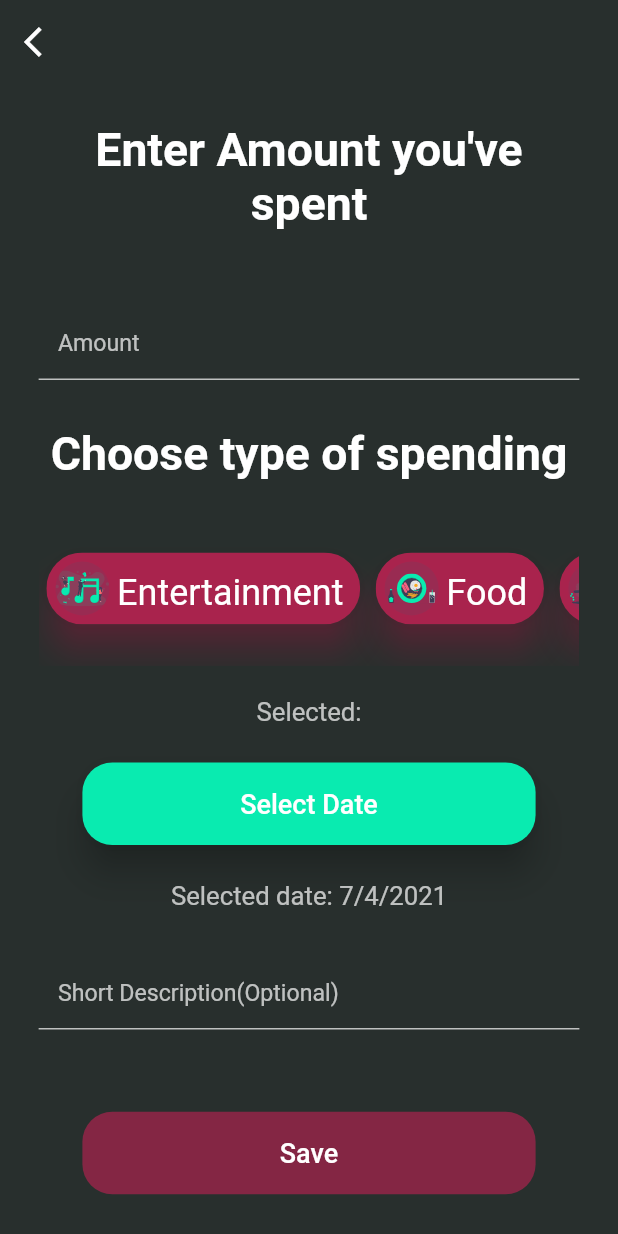
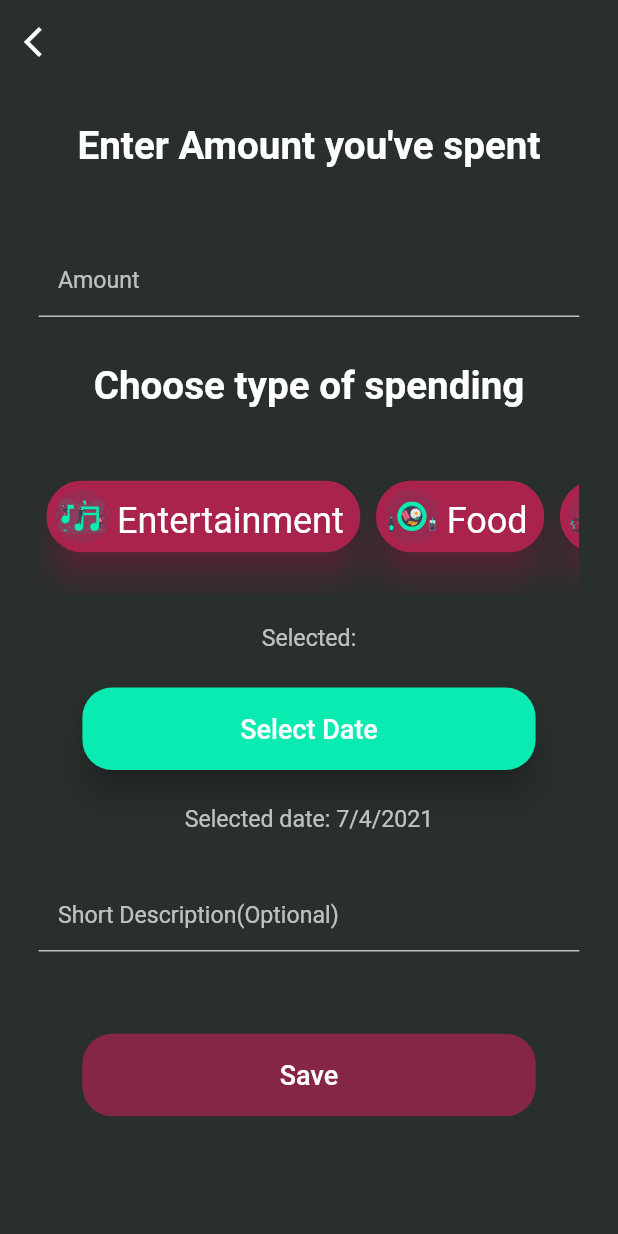
Before and after one commit to Sam21-39/Spend-Analytics, a Flutter app: the MainDashboard screen opened directly, after a tap on the "add" icon, on a phone screen of 412 x 824 dp. Run offline on Flutter 3.47's test engine with Material 2 defaults, Android fonts, the phone set to English and light mode, and no system bars; our stand-ins replace fl_chart, flutter_screenutil, flutter_svg, package_info, shared_preferences, sqflite and 1 more; accounts and stored records are empty.

Commit message:
bug fixes and estimate page created

```diff
--- a/spend_analytics/lib/Screens/Charts/analysis.dart
+++ b/spend_analytics/lib/Screens/Charts/analysis.dart
@@ -49,7 +49,7 @@ class _AnalysisState extends State<Analysis> {
         Text(
           "Current Month's Spendings:",
           style: textTheme.headline4.copyWith(
-            fontSize: setScreenUtill(30.0),
+            fontSize: setScreenUtill(26.0),
           ),
         ),
         SizedBox(
@@ -95,7 +95,7 @@ class _AnalysisState extends State<Analysis> {
         Text(
           "Overall Spendings:",
           style: textTheme.headline4.copyWith(
-            fontSize: setScreenUtill(30.0),
+            fontSize: setScreenUtill(26.0),
           ),
         ),
         SizedBox(
--- a/spend_analytics/lib/Screens/MainDashboard/itempage.dart
+++ b/spend_analytics/lib/Screens/MainDashboard/itempage.dart
@@ -80,7 +80,7 @@ class _ItemPageState extends State<ItemPage> {
                     Text(
                       "Enter Amount you've spent",
                       style: textTheme.headline4.copyWith(
-                        fontSize: setScreenUtill(36.0),
+                        fontSize: setScreenUtill(30.0),
                       ),
                       textAlign: TextAlign.center,
                     ),
@@ -127,7 +127,7 @@ class _ItemPageState extends State<ItemPage> {
                     Text(
                       "Choose type of spending",
                       style: textTheme.headline4.copyWith(
-                        fontSize: setScreenUtill(36.0),
+                        fontSize: setScreenUtill(30.0),
                       ),
                       textAlign: TextAlign.center,
                     ),
@@ -144,7 +144,7 @@ class _ItemPageState extends State<ItemPage> {
                     Text(
                       "Selected: ${choiceIndex != null ? choiceType[choiceIndex] : ''}",
                       style: textTheme.caption.copyWith(
-                        fontSize: setScreenUtill(20.0),
+                        fontSize: setScreenUtill(18.0),
                       ),
                       textAlign: TextAlign.center,
                     ),
@@ -179,7 +179,7 @@ class _ItemPageState extends State<ItemPage> {
                     Text(
                       "Selected date: $date",
                       style: textTheme.caption.copyWith(
-                        fontSize: setScreenUtill(20.0),
+                        fontSize: setScreenUtill(18.0),
                       ),
                       textAlign: TextAlign.center,
                     ),
@@ -290,7 +290,9 @@ class _ItemPageState extends State<ItemPage> {
               ),
               label: Text(
                 "${choiceType[index]}",
-                style: chipsTheme.labelStyle,
+                style: chipsTheme.labelStyle.copyWith(
+                  fontSize: setScreenUtill(28.0),
+                ),
               ),
               selected: choiceIndex == index,
               onSelected: (selected) {
--- a/spend_analytics/lib/Screens/MainDashboard/main_dashboard.dart
+++ b/spend_analytics/lib/Screens/MainDashboard/main_dashboard.dart
@@ -4,6 +4,7 @@ import 'package:flutter_svg/flutter_svg.dart';
 import 'package:shared_preferences/shared_preferences.dart';
 import 'package:spend_analytics/Model/spending_model.dart';
 import 'package:spend_analytics/Screens/Charts/analysis.dart';
+import 'package:spend_analytics/Screens/Charts/estimate.dart';
 import 'package:spend_analytics/Screens/MainDashboard/itempage.dart';
 import 'package:spend_analytics/Services/db_helper.dart';
 import 'package:spend_analytics/UI/uicolors.dart';
@@ -34,6 +35,8 @@ class _MainDashboardState extends State<MainDashboard> {
   bool isLoading = false;
 
   bool isAnalysis = false;
+
+  bool isEstimate = false;
   String name = "";
   @override
   void initState() {
@@ -81,6 +84,8 @@ class _MainDashboardState extends State<MainDashboard> {
           backgroundColor: Theme.of(context).backgroundColor,
           body: isAnalysis
               ? Analysis()
+              : isEstimate
+                  ? Estimate()
                   : Column(
                       crossAxisAlignment: CrossAxisAlignment.end,
                       children: [
@@ -141,7 +146,8 @@ class _MainDashboardState extends State<MainDashboard> {
                                         return InkWell(
                                           onTap: () => showDialog(
                                             context: (context),
-                                        builder: (context) => showEditDialog(
+                                            builder: (context) =>
+                                                showEditDialog(
                                               spm[index],
                                             ),
                                           ),
@@ -159,28 +165,32 @@ class _MainDashboardState extends State<MainDashboard> {
                                                   shape: cards.shape,
                                                   elevation: cards.elevation,
                                                   color: cards.color,
-                                              shadowColor: cards.shadowColor,
+                                                  shadowColor:
+                                                      cards.shadowColor,
                                                   child: Padding(
                                                     padding: EdgeInsets.all(
                                                       setScreenUtill(20.0),
                                                     ),
                                                     child: Column(
                                                       crossAxisAlignment:
-                                                      CrossAxisAlignment.start,
+                                                          CrossAxisAlignment
+                                                              .start,
                                                       children: [
                                                         Text(
                                                           spm[index]
                                                               .amount
                                                               .toString(),
-                                                      style: textTheme.headline4
+                                                          style: textTheme
+                                                              .headline4
                                                               .copyWith(
-                                                        color:
-                                                            UiColors.background,
+                                                            color: UiColors
+                                                                .background,
                                                           ),
                                                         ),
                                                         SizedBox(
                                                           height:
-                                                          setScreenUtill(10.0),
+                                                              setScreenUtill(
+                                                                  10.0),
                                                         ),
                                                         Row(
                                                           mainAxisAlignment:
@@ -207,7 +217,8 @@ class _MainDashboardState extends State<MainDashboard> {
                                                               ),
                                                             ),
                                                             Text(
-                                                          spm[index].datetime,
+                                                              spm[index]
+                                                                  .datetime,
                                                               style: textTheme
                                                                   .bodyText1
                                                                   .copyWith(
@@ -239,15 +250,18 @@ class _MainDashboardState extends State<MainDashboard> {
                                                     boxShadow: [
                                                       BoxShadow(
                                                         blurRadius:
-                                                        setScreenUtill(20.0),
+                                                            setScreenUtill(
+                                                                20.0),
                                                         color: UiColors.black
                                                             .withOpacity(0.25),
-                                                    offset: Offset(-10.0, 10.0),
+                                                        offset:
+                                                            Offset(-10.0, 10.0),
                                                         spreadRadius: 1.0,
                                                       ),
                                                     ],
                                                     borderRadius:
-                                                    BorderRadius.circular(22.0),
+                                                        BorderRadius.circular(
+                                                            22.0),
                                                   ),
                                                   child: SvgPicture.asset(
                                                       "assets/images/${spm[index].type.toLowerCase()}.svg"),
@@ -299,9 +313,10 @@ class _MainDashboardState extends State<MainDashboard> {
     );
   }
 
-  void changeTabCallback(bool val) {
+  void changeTabCallback(bool val, {bool val1}) {
     setState(() {
       isAnalysis = val;
+      isEstimate = val1;
     });
   }
 
--- a/spend_analytics/lib/Widgets/navigation_drawer.dart
+++ b/spend_analytics/lib/Widgets/navigation_drawer.dart
@@ -13,10 +13,12 @@ import 'package:toast/toast.dart';
 class NavigationDrawer extends StatefulWidget {
   final tabChangeCallback;
   final bool isAnalysis;
+  final bool isEstimate;
   final bool isSpendingsAdded;
   const NavigationDrawer({
     Key key,
     this.tabChangeCallback,
+    this.isEstimate = false,
     this.isAnalysis = false,
     this.isSpendingsAdded = false,
   }) : super(key: key);
@@ -191,12 +193,43 @@ class _NavigationDrawerState extends State<NavigationDrawer> {
               enabled: widget.isSpendingsAdded ? true : false,
               selected: widget.isAnalysis,
               leading: Icon(
-                Icons.bar_chart_rounded,
+                Icons.pie_chart_rounded,
                 color: widget.isAnalysis || !widget.isSpendingsAdded
                     ? null
                     : Theme.of(context).iconTheme.color,
               ),
               title: Text("Spending Anlysis"),
+              onTap: widget.isSpendingsAdded
+                  ? () {
+                      widget.tabChangeCallback(true);
+                      Navigator.pop(context);
+                    }
+                  : null,
+              trailing: widget.isSpendingsAdded
+                  ? null
+                  : Icon(
+                      Icons.lock,
+                    ),
+            ),
+          ),
+          InkWell(
+            onTap: widget.isSpendingsAdded
+                ? null
+                : () => Toast.show(
+                      "Add spendings to unlock",
+                      context,
+                      duration: Toast.LENGTH_LONG,
+                    ),
+            child: ListTile(
+              enabled: widget.isSpendingsAdded ? true : false,
+              selected: widget.isEstimate,
+              leading: Icon(
+                Icons.bar_chart_rounded,
+                color: widget.isEstimate || !widget.isSpendingsAdded
+                    ? null
+                    : Theme.of(context).iconTheme.color,
+              ),
+              title: Text("Spending Estimate"),
               onTap: widget.isSpendingsAdded
                   ? () {
                       widget.tabChangeCallback(true);
```
Also changed, not shown: spend_analytics/lib/Screens/Charts/estimate.dart (added, +20 -0 lines). Lines whose indentation alone changed are shown as unchanged.
